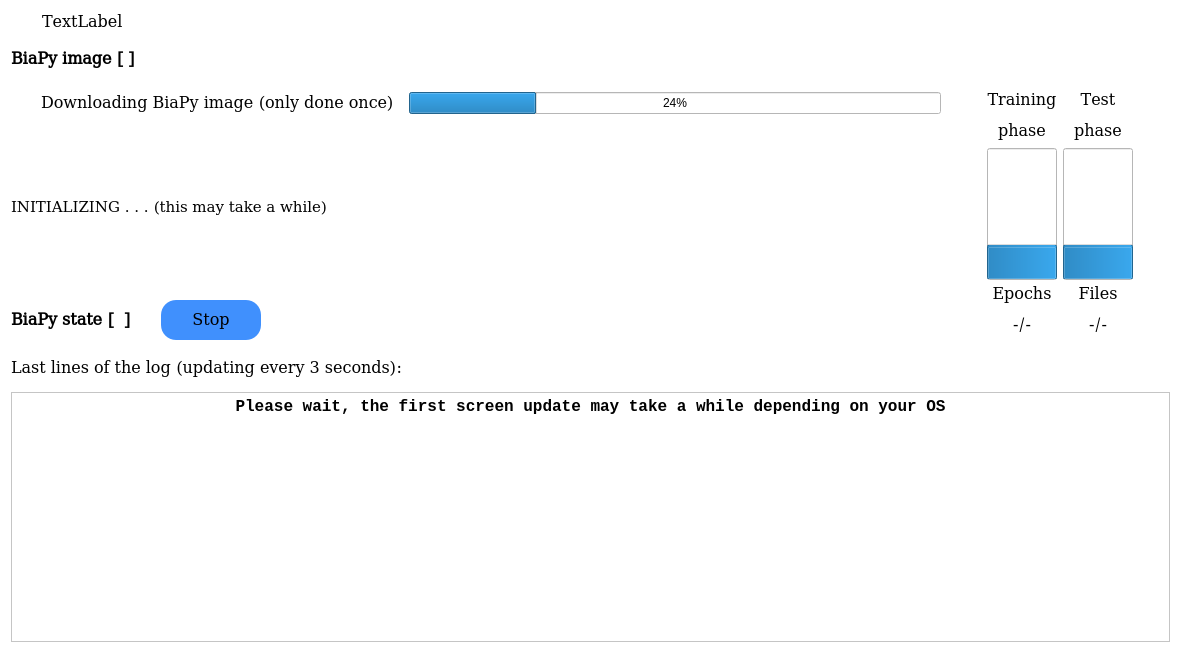
The window that ui_run.ui (BiaPyX/BiaPy-GUI) describes before a commit, drawn with Qt 5.
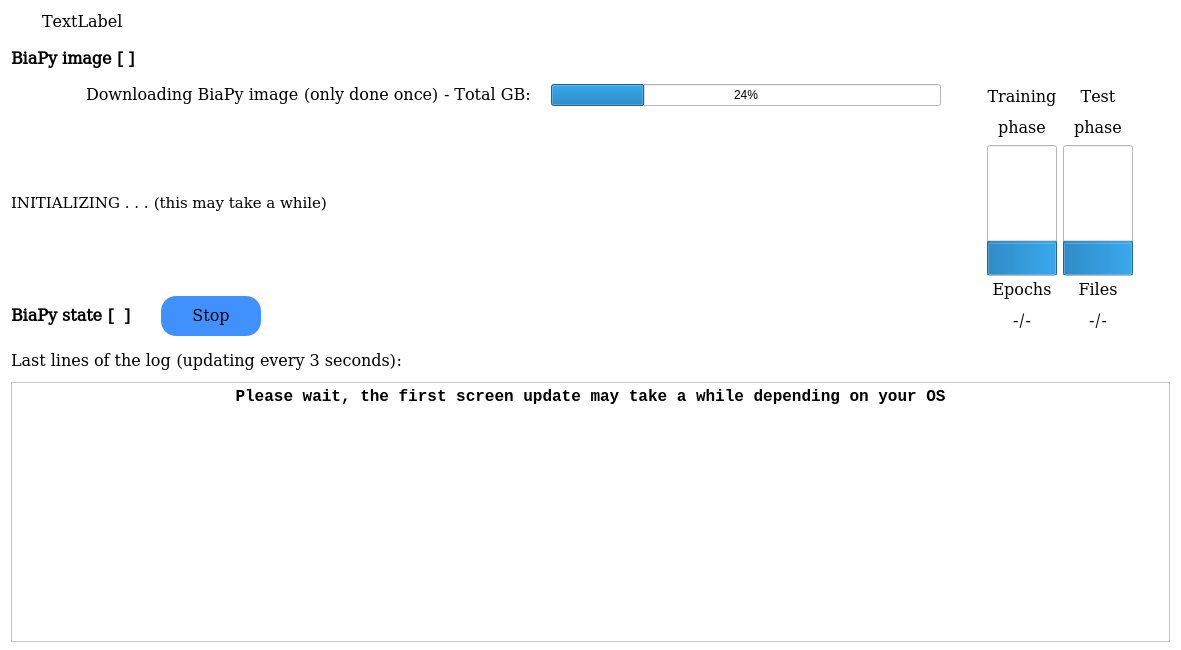
The same window after the commit. Icons and pictures are not drawn.

Commit message: Ensure the pulling process is stopped when the run window is closed and other minor fixes

Patch:
```diff
--- a/ui_run.ui
+++ b/ui_run.ui
@@ -280,7 +280,7 @@
         </property>
         <layout class="QVBoxLayout" name="verticalLayout_3">
          <property name="spacing">
-          <number>15</number>
+          <number>12</number>
          </property>
          <property name="leftMargin">
           <number>9</number>
@@ -375,8 +375,27 @@
                   <property name="leftMargin">
                    <number>30</number>
                   </property>
+                  <property name="topMargin">
+                   <number>0</number>
+                  </property>
                   <item>
-                   <widget class="QLabel" name="label_2">
+                   <widget class="QLabel" name="return_icon_label">
+                    <property name="minimumSize">
+                     <size>
+                      <width>30</width>
+                      <height>30</height>
+                     </size>
+                    </property>
+                    <property name="text">
+                     <string/>
+                    </property>
+                    <property name="scaledContents">
+                     <bool>true</bool>
+                    </property>
+                   </widget>
+                  </item>
+                  <item>
+                   <widget class="QLabel" name="pulling_label">
                     <property name="font">
                      <font>
                       <family>DejaVu Math TeX Gyre</family>
@@ -384,7 +403,7 @@
                      </font>
                     </property>
                     <property name="text">
-                     <string>Downloading BiaPy image (only done once)</string>
+                     <string>Downloading BiaPy image (only done once) - Total GB: </string>
                     </property>
                    </widget>
                   </item>
```
The commit also changes 10 other files.
